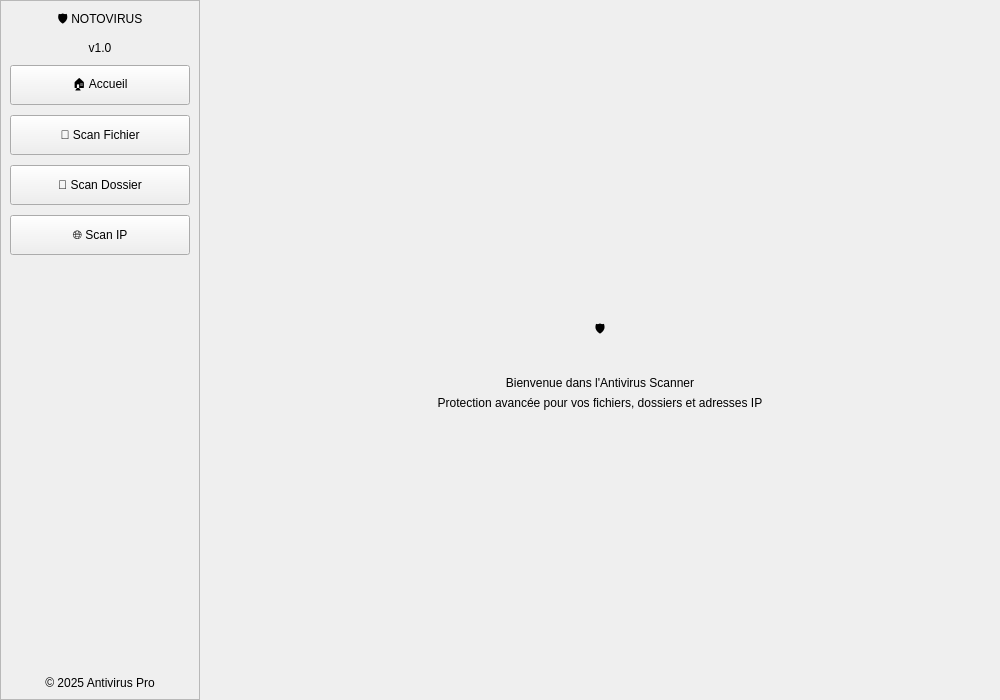
First picture: the form in ui/mainwindow.ui, repository tamablood/Antivirus, before the edit.
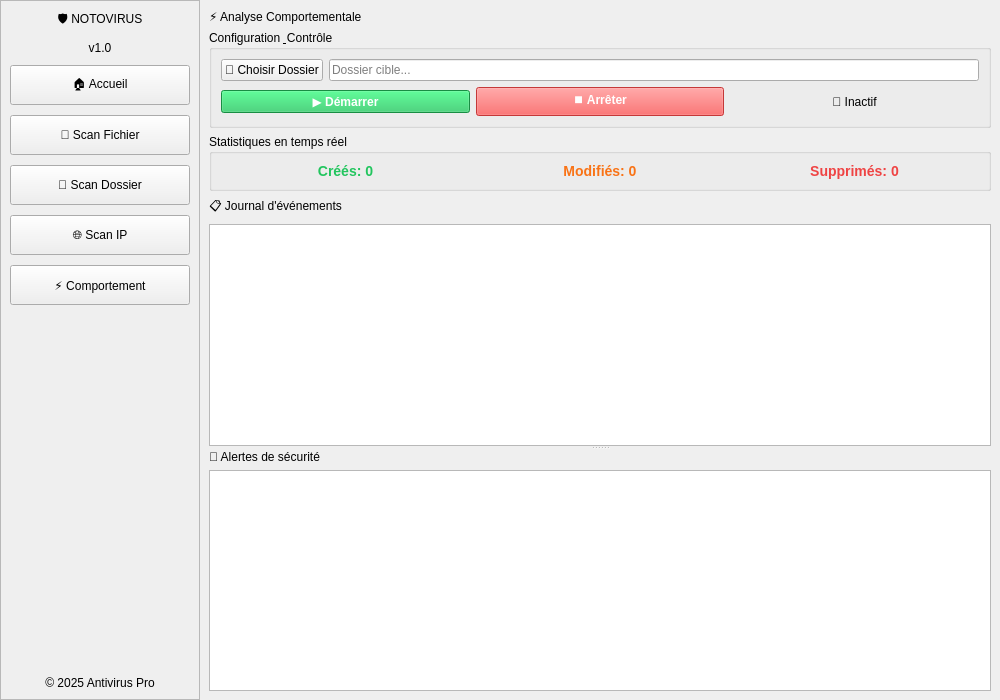
Second picture: the form after the edit. The open tabs and pages were chosen to show the change.

Patch:
```diff
--- a/ui/mainwindow.ui
+++ b/ui/mainwindow.ui
@@ -126,6 +126,19 @@
          </property>
         </widget>
        </item>
+       <item>
+        <widget class="QPushButton" name="btn_behavior">
+         <property name="minimumSize">
+          <size>
+           <width>0</width>
+           <height>40</height>
+          </size>
+         </property>
+         <property name="text">
+          <string>⚡ Comportement</string>
+         </property>
+        </widget>
+       </item>
        <item>
         <spacer name="verticalSpacer">
          <property name="orientation">
@@ -503,6 +516,180 @@
         </item>
        </layout>
       </widget>
+      <widget class="QWidget" name="page_behavior">
+       <layout class="QVBoxLayout" name="verticalLayout_behavior">
+        <item>
+         <widget class="QLabel" name="lbl_behavior_title">
+          <property name="text">
+           <string>⚡ Analyse Comportementale</string>
+          </property>
+         </widget>
+        </item>
+        
+        <!-- CONFIGURATION GROUP -->
+        <item>
+         <widget class="QGroupBox" name="grp_behavior_config">
+          <property name="title">
+           <string>Configuration &amp; Contrôle</string>
+          </property>
+          <layout class="QVBoxLayout">
+           <item>
+            <layout class="QHBoxLayout">
+             <item>
+              <widget class="QPushButton" name="btn_select_behavior_folder">
+               <property name="text">
+                <string>📂 Choisir Dossier</string>
+               </property>
+              </widget>
+             </item>
+             <item>
+              <widget class="QLineEdit" name="input_behavior_path">
+               <property name="readOnly">
+                <bool>true</bool>
+               </property>
+               <property name="placeholderText">
+                <string>Dossier cible...</string>
+               </property>
+              </widget>
+             </item>
+            </layout>
+           </item>
+           <item>
+            <layout class="QHBoxLayout">
+             <item>
+              <widget class="QPushButton" name="btn_start_behavior">
+               <property name="enabled">
+                <bool>true</bool>
+               </property>
+               <property name="text">
+                <string>▶ Démarrer</string>
+               </property>
+               <property name="styleSheet">
+                <string>background-color: #22c55e; color: white; font-weight: bold;</string>
+               </property>
+              </widget>
+             </item>
+             <item>
+              <widget class="QPushButton" name="btn_stop_behavior">
+               <property name="enabled">
+                <bool>false</bool>
+               </property>
+               <property name="text">
+                <string>⏹ Arrêter</string>
+               </property>
+               <property name="styleSheet">
+                <string>background-color: #ef4444; color: white; font-weight: bold;</string>
+               </property>
+              </widget>
+             </item>
+             <item>
+              <widget class="QLabel" name="lbl_behavior_status">
+               <property name="text">
+                <string>🔴 Inactif</string>
+               </property>
+               <property name="alignment">
+                <set>Qt::AlignCenter</set>
+               </property>
+              </widget>
+             </item>
+            </layout>
+           </item>
+          </layout>
+         </widget>
+        </item>
+
+        <!-- STATS GROUP -->
+        <item>
+         <widget class="QGroupBox" name="grp_behavior_stats">
+          <property name="title">
+           <string>Statistiques en temps réel</string>
+          </property>
+          <layout class="QHBoxLayout">
+           <item>
+            <widget class="QLabel" name="lbl_stat_created">
+             <property name="text">
+              <string>Créés: 0</string>
+             </property>
+             <property name="styleSheet">
+              <string>font-size: 14px; color: #22c55e; font-weight: bold;</string>
+             </property>
+             <property name="alignment">
+              <set>Qt::AlignCenter</set>
+             </property>
+            </widget>
+           </item>
+           <item>
+            <widget class="QLabel" name="lbl_stat_modified">
+             <property name="text">
+              <string>Modifiés: 0</string>
+             </property>
+             <property name="styleSheet">
+              <string>font-size: 14px; color: #f97316; font-weight: bold;</string>
+             </property>
+             <property name="alignment">
+              <set>Qt::AlignCenter</set>
+             </property>
+            </widget>
+           </item>
+           <item>
+            <widget class="QLabel" name="lbl_stat_deleted">
+             <property name="text">
+              <string>Supprimés: 0</string>
+             </property>
+             <property name="styleSheet">
+              <string>font-size: 14px; color: #ef4444; font-weight: bold;</string>
+             </property>
+             <property name="alignment">
+              <set>Qt::AlignCenter</set>
+             </property>
+            </widget>
+           </item>
+          </layout>
+         </widget>
+        </item>
+
+        <!-- SPLITTER LOGS / ALERTS -->
+        <item>
+         <widget class="QSplitter" name="splitter_behavior">
+          <property name="orientation">
+           <enum>Qt::Vertical</enum>
+          </property>
+          <widget class="QWidget" name="layoutWidget_log">
+           <layout class="QVBoxLayout">
+            <item>
+             <widget class="QLabel" name="lbl_behavior_log">
+              <property name="text">
+               <string>📋 Journal d'événements</string>
+              </property>
+             </widget>
+            </item>
+            <item>
+             <widget class="QTextEdit" name="txt_behavior_log">
+              <property name="readOnly">
+               <bool>true</bool>
+              </property>
+             </widget>
+            </item>
+           </layout>
+          </widget>
+          <widget class="QWidget" name="layoutWidget_alerts">
+           <layout class="QVBoxLayout">
+             <item>
+              <widget class="QLabel" name="lbl_behavior_alerts">
+               <property name="text">
+                <string>🚨 Alertes de sécurité</string>
+               </property>
+              </widget>
+             </item>
+             <item>
+              <widget class="QListWidget" name="list_behavior_alerts"/>
+             </item>
+           </layout>
+          </widget>
+         </widget>
+        </item>
+       </layout>
+      </widget>
      </widget>
     </item>
    </layout>
```
